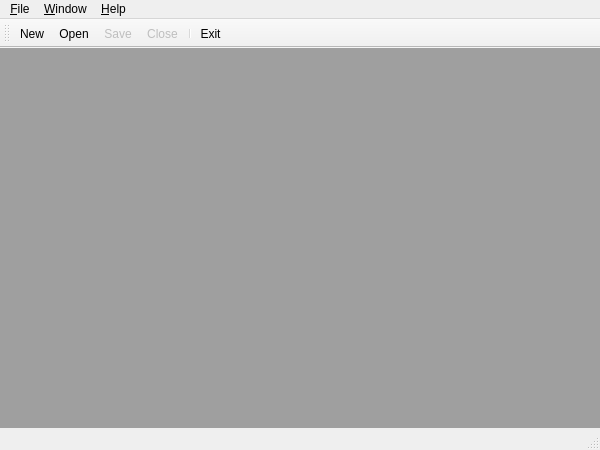
Before: the Qt Designer form client/mainwindow.ui in jkdoug/mudder, drawn with Qt 5.
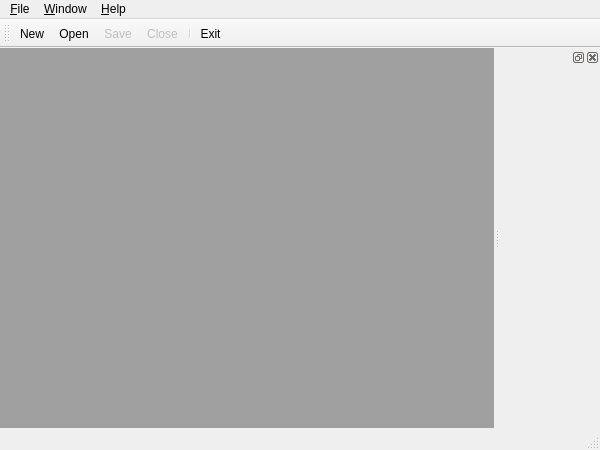
After: the same form once the commit is applied. Icons and pictures are not drawn. Custom widgets are drawn as their Qt base class.

The edit to the form file:
```diff
--- a/client/mainwindow.ui
+++ b/client/mainwindow.ui
@@ -115,6 +115,39 @@
    <addaction name="actionExit"/>
   </widget>
   <widget class="QStatusBar" name="statusBar"/>
+  <widget class="QDockWidget" name="dockEditor">
+   <property name="minimumSize">
+    <size>
+     <width>100</width>
+     <height>50</height>
+    </size>
+   </property>
+   <attribute name="dockWidgetArea">
+    <number>2</number>
+   </attribute>
+   <widget class="QWidget" name="dockContents">
+    <layout class="QHBoxLayout" name="horizontalLayout">
+     <property name="spacing">
+      <number>0</number>
+     </property>
+     <property name="leftMargin">
+      <number>0</number>
+     </property>
+     <property name="topMargin">
+      <number>0</number>
+     </property>
+     <property name="rightMargin">
+      <number>0</number>
+     </property>
+     <property name="bottomMargin">
+      <number>0</number>
+     </property>
+     <item>
+      <widget class="CodeEditorWindow" name="editorWindow" native="true"/>
+     </item>
+    </layout>
+   </widget>
+  </widget>
   <action name="actionOpen">
    <property name="icon">
     <iconset>
@@ -277,6 +310,14 @@
   </action>
  </widget>
  <layoutdefault spacing="6" margin="11"/>
+ <customwidgets>
+  <customwidget>
+   <class>CodeEditorWindow</class>
+   <extends>QWidget</extends>
+   <header>codeeditorwindow.h</header>
+   <container>1</container>
+  </customwidget>
+ </customwidgets>
  <resources>
   <include location="client.qrc"/>
  </resources>
```
Left out of the diff: 15 changed lines with no effect on the pictures.
